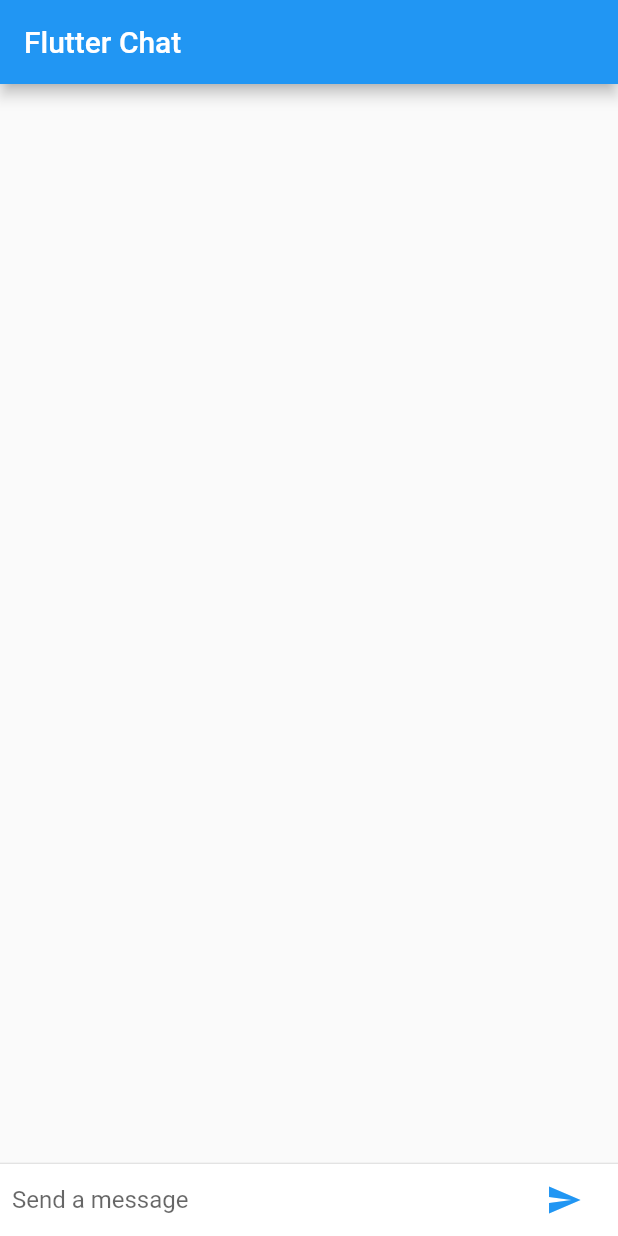
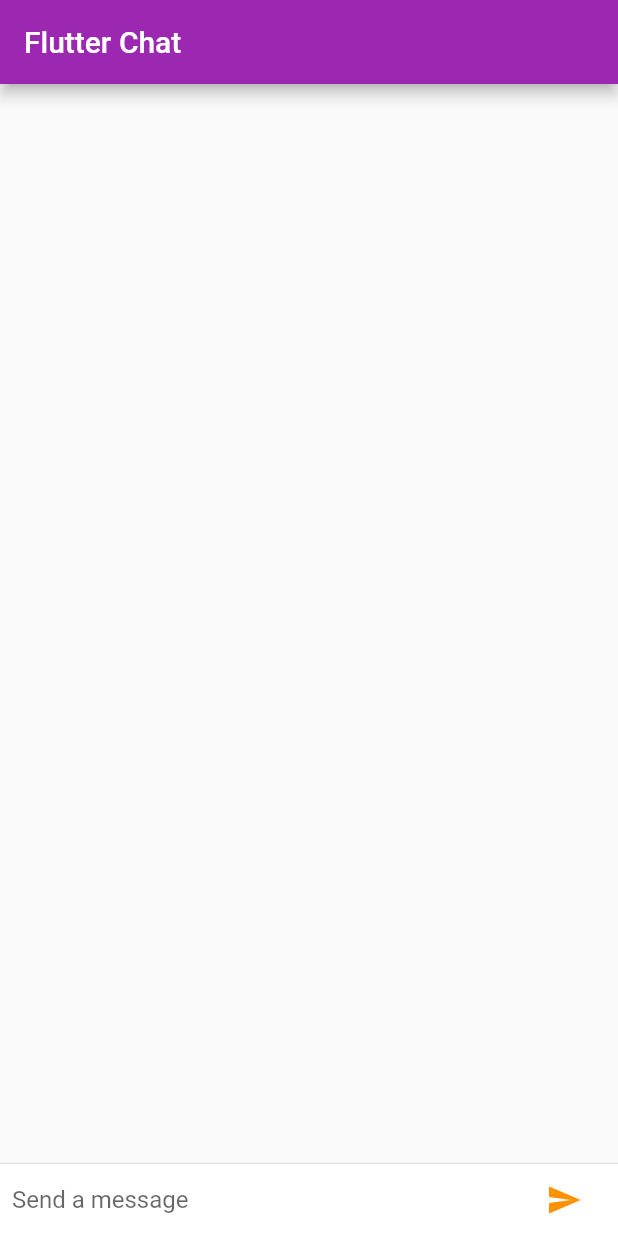
Before and after one commit to waithethtetoo/Flutter_chat_app, a Flutter app: the screen it shows after launch, on a phone screen of 412 x 824 dp. Run offline on Flutter 3.47's test engine with Material 2 defaults, Android fonts, the phone set to English and light mode, and no system bars.

Commit message:
Finished up

```diff
--- a/chat_app/lib/main.dart
+++ b/chat_app/lib/main.dart
@@ -1,10 +1,25 @@
 import 'package:flutter/material.dart';
+import 'package:flutter/foundation.dart';
+import 'package:flutter/cupertino.dart';
+import 'package:flutter/widgets.dart';
 
 void main() {
   runApp(ChatApp());
 }
 
 String name = "Name";
+// Customized for different OS
+// for iOS
+final ThemeData kIOSTheme = ThemeData(
+  primarySwatch: Colors.orange,
+  primaryColor: Colors.grey[100],
+  primaryColorBrightness: Brightness.light,
+);
+// for Android
+final ThemeData kDefaultTheme = ThemeData(
+  primarySwatch: Colors.purple,
+  accentColor: Colors.orangeAccent[400],
+);
 
 class ChatApp extends StatelessWidget {
   const ChatApp({
@@ -13,7 +28,12 @@ class ChatApp extends StatelessWidget {
 
   @override
   Widget build(BuildContext context) {
-    return MaterialApp(title: 'Chat App', home: ChatScreen());
+    return MaterialApp(
+        title: 'Chat App',
+        theme: defaultTargetPlatform == TargetPlatform.iOS
+            ? kIOSTheme
+            : kDefaultTheme,
+        home: ChatScreen());
   }
 }
 
@@ -39,7 +59,8 @@ class ChatMessage extends StatelessWidget {
               margin: EdgeInsets.only(right: 16.0),
               child: CircleAvatar(child: Text(name[0])),
             ),
-            Column(
+            Expanded(
+              child: Column(
                 crossAxisAlignment: CrossAxisAlignment.start,
                 children: [
                   Text(name, style: Theme.of(context).textTheme.headline4),
@@ -48,6 +69,7 @@ class ChatMessage extends StatelessWidget {
                     child: Text(text),
                   )
                 ],
+              ),
             )
           ],
         ),
@@ -65,12 +87,17 @@ class _ChatScreenState extends State<ChatScreen> with TickerProviderStateMixin {
   final _textController = TextEditingController();
   final List<ChatMessage> _message = [];
   final FocusNode _focusNode = FocusNode();
+  bool isComposing = false;
 
   @override
   Widget build(BuildContext context) {
     return Scaffold(
-        appBar: AppBar(title: Text('Flutter Chat')),
-        body: Column(
+      appBar: AppBar(
+          title: Text('Flutter Chat'),
+          elevation:
+              Theme.of(context).platform == TargetPlatform.iOS ? 0.0 : 4.0),
+      body: Container(
+          child: Column(
             children: [
               Flexible(
                 child: ListView.builder(
@@ -87,7 +114,12 @@ class _ChatScreenState extends State<ChatScreen> with TickerProviderStateMixin {
                 child: buildTextComposer(),
               )
             ],
-        ));
+          ),
+          decoration: Theme.of(context).platform == TargetPlatform.iOS
+              ? BoxDecoration(
+                  border: Border(top: BorderSide(color: Colors.grey[200])))
+              : null),
+    );
   }
 
   // manage State of input field and Send Button
@@ -100,16 +132,29 @@ class _ChatScreenState extends State<ChatScreen> with TickerProviderStateMixin {
           Flexible(
             child: TextField(
               controller: _textController,
-              onSubmitted: handleSubmitted,
+              onChanged: (String text) {
+                setState(() {
+                  isComposing = text.length > 0;
+                });
+              },
+              onSubmitted: isComposing ? handleSubmitted : null,
               decoration: InputDecoration.collapsed(hintText: 'Send a message'),
               focusNode: _focusNode,
             ),
           ),
           Container(
               margin: EdgeInsets.symmetric(horizontal: 4.0),
-              child: IconButton(
+              child: Theme.of(context).platform == TargetPlatform.iOS
+                  ? CupertinoButton(
+                      child: Text('Send'),
+                      onPressed: isComposing
+                          ? () => handleSubmitted(_textController.text)
+                          : null)
+                  : IconButton(
                       icon: Icon(Icons.send),
-                  onPressed: () => handleSubmitted(_textController.text))),
+                      onPressed: () => isComposing
+                          ? handleSubmitted(_textController.text)
+                          : null)),
         ]),
       ),
     );
@@ -117,6 +162,9 @@ class _ChatScreenState extends State<ChatScreen> with TickerProviderStateMixin {
 
   void handleSubmitted(String text) {
     _textController.clear();
+    setState(() {
+      isComposing = false;
+    });
     ChatMessage message = ChatMessage(
       text: text,
       animationController: AnimationController(
```
Lines whose indentation alone changed are shown as unchanged.
